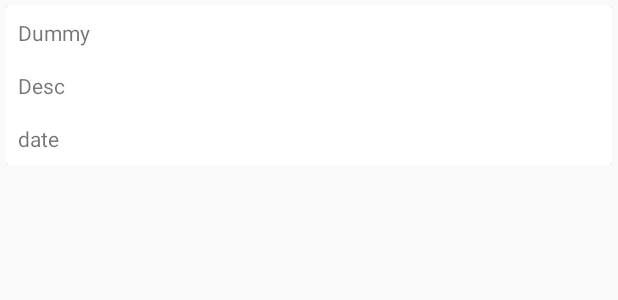
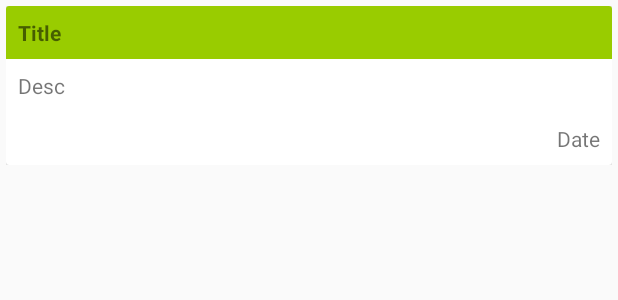
Before and after one commit to junnn/honk, an Android app: the layout row.xml on its own in the app's theme, with its tools: preview values and no code run, on a phone screen of 412 x 824 dp. Shown: the top 300 px of the screen. Run offline under Robolectric (Android 15) with nearby library versions, the phone set to English and light mode, and no system bars; network calls fail.

Commit message:
Minor changes

```diff
--- a/Honk/app/src/main/res/layout/row.xml
+++ b/Honk/app/src/main/res/layout/row.xml
@@ -10,37 +10,48 @@
     android:layout_height="wrap_content">
 
         <RelativeLayout
-            android:orientation="horizontal" android:layout_width="match_parent"
-            android:layout_height="wrap_content">
+            android:layout_width="match_parent"
+            android:layout_height="match_parent"
+            android:layout_alignParentTop="true"
+            android:layout_column="7"
+            android:layout_row="0"
+            android:layout_toEndOf="@+id/news_type"
+            android:orientation="horizontal">
 
             <TextView
-                android:layout_gravity="center_vertical"
                 android:id="@+id/listText"
-                android:padding="8dp"
                 android:layout_width="match_parent"
                 android:layout_height="wrap_content"
-                android:text="Dummy"/>
+                android:layout_gravity="center_vertical"
+                android:background="@android:color/holo_green_light"
+                android:clickable="false"
+                android:padding="8dp"
+                android:text="Title"
+                android:textStyle="bold" />
 
             <TextView
-                android:layout_gravity="center_vertical"
                 android:id="@+id/descText"
-                android:padding="8dp"
                 android:layout_width="match_parent"
                 android:layout_height="wrap_content"
-                android:text="Desc"
+                android:layout_alignParentStart="true"
                 android:layout_below="@+id/listText"
-                android:layout_alignParentStart="true" />
+                android:layout_gravity="center_vertical"
+                android:padding="8dp"
+                android:text="Desc" />
 
             <TextView
-                android:layout_gravity="center_vertical"
                 android:id="@+id/dateText"
-                android:padding="8dp"
                 android:layout_width="match_parent"
                 android:layout_height="wrap_content"
-                android:text="date"
+                android:layout_alignParentStart="true"
                 android:layout_below="@+id/descText"
-                android:layout_alignParentStart="true" />
+                android:layout_gravity="center_vertical"
+                android:padding="8dp"
+                android:text="Date"
+                android:textAlignment="textEnd" />
 
         </RelativeLayout>
+
     </android.support.v7.widget.CardView>
+
 </LinearLayout>
--- a/Honk/app/src/main/res/values/colors.xml
+++ b/Honk/app/src/main/res/values/colors.xml
@@ -1,6 +1,6 @@
 <?xml version="1.0" encoding="utf-8"?>
 <resources>
-    <color name="colorPrimary">#03BF75</color>
+    <color name="colorPrimary">#03bf75</color>
     <color name="colorPrimaryDark">#000000</color>
     <color name="colorAccent">#FF4081</color>
 </resources>
```
Also changed, not shown: Honk/app/src/main/java/bloop/honk/FeedsComponents/FeedsAdapter.java (+11 -2 lines), Honk/app/src/main/java/bloop/honk/Fragments/CamItem.java (added, +28 -0 lines), Honk/app/src/main/java/bloop/honk/Fragments/CamerasFragment.java (+82 -1 lines), Honk/app/src/main/java/bloop/honk/Fragments/NewsFragment.java (+10 -17 lines), Honk/app/src/main/java/bloop/honk/NewsComponents/Entry.java (added, +33 -0 lines), Honk/app/src/main/java/bloop/honk/NewsComponents/NewsAdapter.java (+8 -7 lines), Honk/app/src/main/java/bloop/honk/NewsComponents/XmlParser.java (+13 -66 lines).
